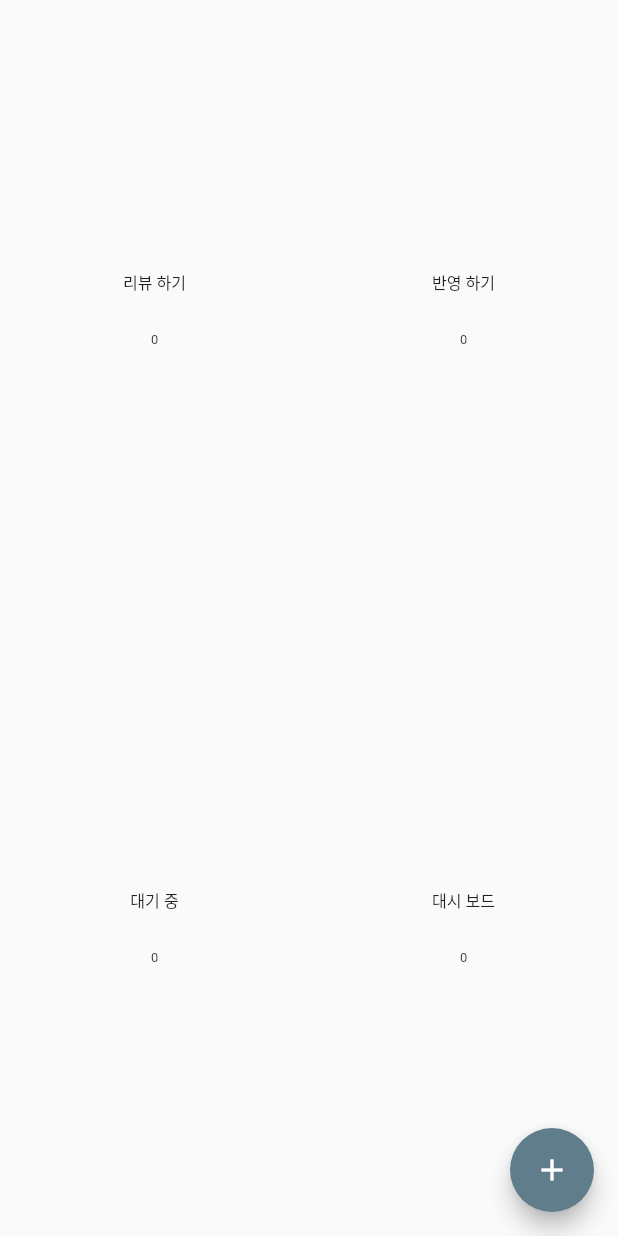
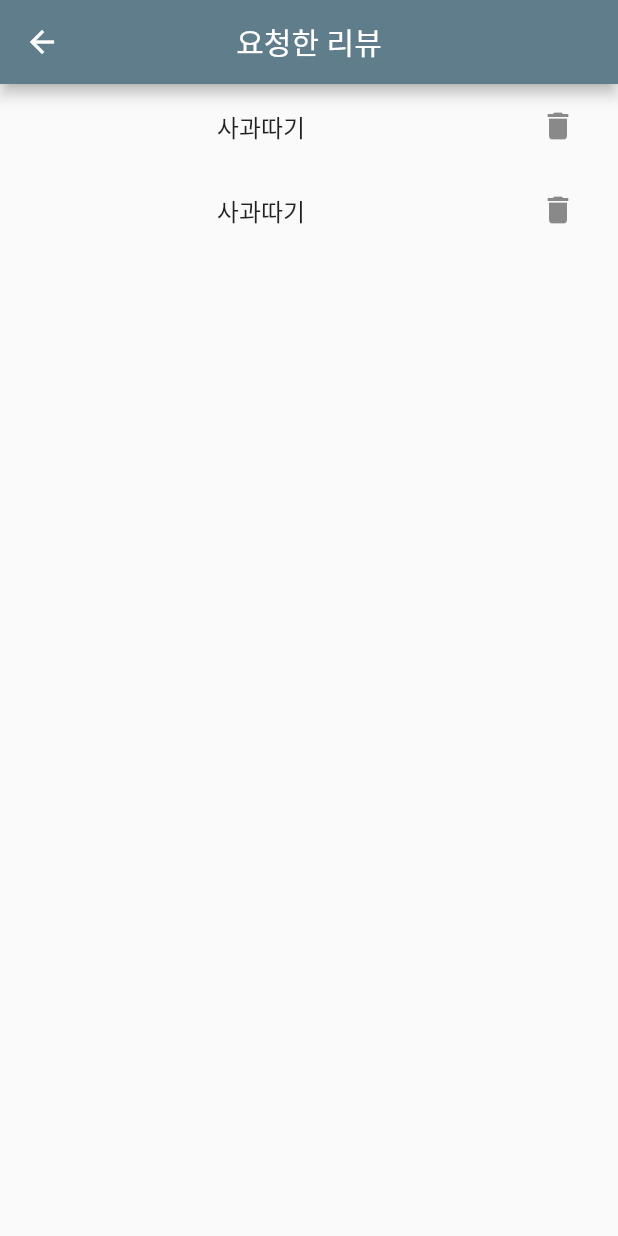
Before and after one commit to sunsu2737/reviewus, a Flutter app: the screen it shows after launch, after a tap on "대기 중", on a phone screen of 412 x 824 dp. Run offline on Flutter 3.47's test engine with Material 2 defaults, Android fonts, the phone set to English and light mode, and no system bars; our stand-ins replace flutter_linkify, flutter_screenutil, responsive_grid.

Commit message:
리뷰대기중 + 대시보드 화면

```diff
--- a/lib/main.dart
+++ b/lib/main.dart
@@ -1,9 +1,11 @@
 import 'package:flutter/material.dart';
 import 'package:flutter_screenutil/flutter_screenutil.dart';
+import 'package:review/screen/dashboard_screen.dart';
 import 'package:review/screen/home_screen.dart';
 import 'package:review/screen/login_screen.dart';
 import 'package:review/screen/reflection_list_screen.dart';
 import 'package:review/screen/review_list_screen.dart';
+import 'package:review/screen/wating_list_screen.dart';
 
 void main() {
   runApp(const MyApp());
@@ -28,7 +30,9 @@ class MyApp extends StatelessWidget {
               "/login": (context) => LoginScreen(),
               '/': (context) => HomeScreen(),
               "/review_list": (context) => ReviewListScreen(),
-              "/reflection_list": (context) => ReflectionListScreen()
+              "/reflection_list": (context) => ReflectionListScreen(),
+              "/wating_list": (context) => WatingListScreen(),
+              "/dashboard":(context) => DashboardScreen()
             },
           );
         });
--- a/lib/screen/home_screen.dart
+++ b/lib/screen/home_screen.dart
@@ -83,7 +83,7 @@ class HomeScreen extends StatelessWidget {
                 md: 6,
                 child: InkWell(
                   onTap: () {
-                    print(3);
+                    Navigator.pushNamed(context, "/wating_list");
                   },
                   child: Container(
                       height: 540.h,
@@ -112,7 +112,7 @@ class HomeScreen extends StatelessWidget {
                 md: 6,
                 child: InkWell(
                   onTap: () {
-                    print(4);
+                    Navigator.pushNamed(context, "/dashboard");
                   },
                   child: Container(
                       height: 540.h,
--- /dev/null
+++ b/lib/screen/wating_list_screen.dart
@@ -0,0 +1,60 @@
+import 'package:flutter/material.dart';
+import 'package:review/dialog/wating_dialog.dart';
+
+class WatingListScreen extends StatelessWidget {
+  const WatingListScreen({Key? key}) : super(key: key);
+
+  @override
+  Widget build(BuildContext context) {
+    List<List<String>> reviews = [
+      [
+        "사과따기",
+        "https://google.com",
+        "Brady",
+        "2",
+        "Greedy",
+        "Louis",
+        "https://naver.com",
+        "Jaron",
+        "",
+        "1차 진행중"
+      ],
+      [
+        "사과따기",
+        "https://google.com",
+        "Brady",
+        "2",
+        "Greedy",
+        "Louis",
+        "https://naver.com",
+        "Jaron",
+        "",
+        "2차 진행중"
+      ],
+    ];
+    return Scaffold(
+      appBar: AppBar(
+        title: Text("요청한 리뷰"),
+        centerTitle: true,
+      ),
+      body: Center(
+        child: Container(
+          width: 500,
+          child: ListView.builder(
+            itemCount: reviews.length,
+            itemBuilder: (context, index) {
+              return ListTile(
+                  onTap: () => watingDialog(context, reviews[index]),
+                  title: Text(
+                    reviews[index][0],
+                    textAlign: TextAlign.center,
+                  ),
+                  trailing:
+                      IconButton(onPressed: () {}, icon: Icon(Icons.delete)));
+            },
+          ),
+        ),
+      ),
+    );
+  }
+}
```
Also changed, not shown: lib/dialog/wating_dialog.dart (added, +86 -0 lines), lib/screen/dashboard_screen.dart (added, +230 -0 lines).
